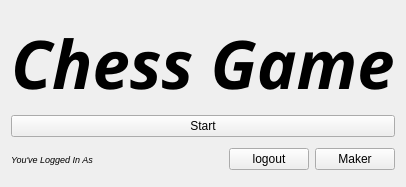
Above: client/menu.ui from haoxingxing/Chess_Game before the change. Below: the same form after it.
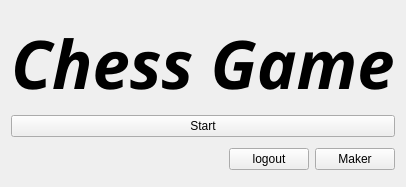
That is the form after the change.

The edit to the form file:
```diff
--- a/client/menu.ui
+++ b/client/menu.ui
@@ -65,7 +65,7 @@
         </font>
        </property>
        <property name="text">
-        <string>You've Logged In As </string>
+        <string/>
        </property>
       </widget>
      </item>
```
